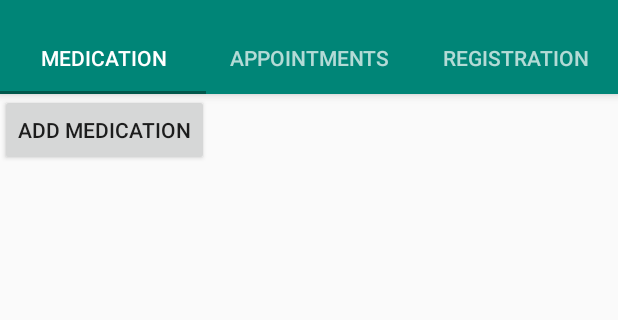
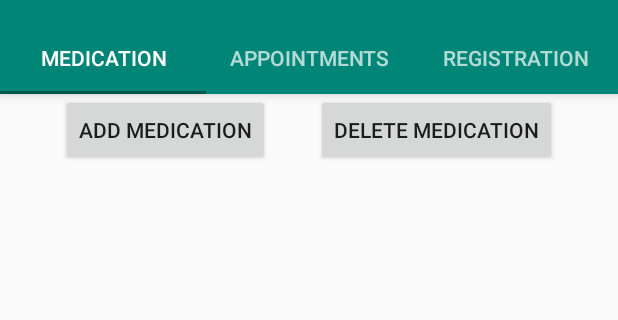
Before and after one commit to MariaJMRibeiro/MedSide, an Android app: the frag1 screen opened directly, with no data from a screen before it, on a phone screen of 412 x 824 dp, the part 74-394 px from its top. Run offline under Robolectric (Android 15) with nearby library versions, the phone set to English and light mode, and no system bars; 4 statements that could not run were skipped.

Commit message:
show all medications and delete medication

```diff
--- a/app/src/main/AndroidManifest.xml
+++ b/app/src/main/AndroidManifest.xml
@@ -9,7 +9,8 @@
         android:roundIcon="@mipmap/ic_launcher_round"
         android:supportsRtl="true"
         android:theme="@style/AppTheme">
-        <activity android:name=".Add_Medication"></activity>
+        <activity android:name=".Delete_Medication"></activity>
+        <activity android:name=".Add_Medication" />
         <activity
             android:name=".InitialPage"
             android:label="@string/title_activity_initial_page"
--- /dev/null
+++ b/app/src/main/java/up201506196/com/firsttp/MedListAdapter.java
@@ -0,0 +1,79 @@
+package up201506196.com.firsttp;
+
+import java.util.ArrayList;
+import android.content.Context;
+import android.view.LayoutInflater;
+import android.view.View;
+import android.view.ViewGroup;
+import android.widget.BaseAdapter;
+import android.widget.TextView;
+
+public class MedListAdapter extends BaseAdapter {
+
+    Context context;
+    ArrayList<String> name;
+    ArrayList<String> quantity;
+
+
+    public MedListAdapter(
+            Context context2,
+            ArrayList<String> name,
+            ArrayList<String> quantity
+    )
+    {
+
+        this.context = context2;
+        this.name = name;
+        this.quantity = quantity;
+    }
+
+    public int getCount() {
+        // TODO Auto-generated method stub
+        return name.size();
+    }
+
+    public Object getItem(int position) {
+        // TODO Auto-generated method stub
+        return null;
+    }
+
+    public long getItemId(int position) {
+        // TODO Auto-generated method stub
+        return 0;
+    }
+
+    public View getView(int position, View child, ViewGroup parent) {
+
+        Holder holder;
+
+        LayoutInflater layoutInflater;
+
+        if (child == null) {
+            layoutInflater = (LayoutInflater) context.getSystemService(Context.LAYOUT_INFLATER_SERVICE);
+
+            child = layoutInflater.inflate(R.layout.adapter_med, null);
+
+            holder = new Holder();
+
+            holder.name_TextView = (TextView) child.findViewById(R.id.show_name);
+            holder.quantity_TextView = (TextView) child.findViewById(R.id.show_quantity);
+
+            child.setTag(holder);
+
+        } else {
+
+            holder = (Holder) child.getTag();
+        }
+        holder.name_TextView.setText(name.get(position));
+        holder.quantity_TextView.setText(quantity.get(position));
+
+        return child;
+    }
+
+    public class Holder {
+
+        TextView name_TextView;
+        TextView quantity_TextView;
+    }
+
+}
--- a/app/src/main/java/up201506196/com/firsttp/frag1.java
+++ b/app/src/main/java/up201506196/com/firsttp/frag1.java
@@ -8,20 +8,32 @@ import android.view.LayoutInflater;
 import android.view.View;
 import android.view.ViewGroup;
 import android.widget.Button;
+import android.database.sqlite.SQLiteDatabase;
 import android.widget.EditText;
 import android.widget.ListView;
+import android.database.Cursor;
+
+import java.util.ArrayList;
 
 
 public class frag1 extends Fragment {
 
 
+    DatabaseHelper sqLiteHelper;
+    SQLiteDatabase sqLiteDatabase;
+    Cursor cursor;
+    MedListAdapter listAdapter ;
+    ListView med_list;
 
+    ArrayList<String> name;
+    ArrayList<String> quantity;
 
     public frag1() {
         // Required empty public constructor
     }
 
-    Button b1;
+    Button b1,b2;
+    DatabaseHelper db;
 
     @Override
     public View onCreateView(LayoutInflater inflater, ViewGroup container,
@@ -44,6 +56,63 @@ public class frag1 extends Fragment {
 
             }
         });
+        b2 = (Button) view.findViewById(R.id.button_reset);
+        b2.setOnClickListener(new View.OnClickListener() {
+            @Override
+            public void onClick(View v) {
+                String user = getActivity().getIntent().getExtras().getString("key_email");
+                Intent i= new Intent(getActivity(),Delete_Medication.class);
+                i.putExtra("key_email", user);
+                startActivity(i);
+            }
+        });
+        med_list = (ListView) view.findViewById(R.id.list_med);
+
+        name = new ArrayList<String>();
+
+        quantity = new ArrayList<String>();
+
+        sqLiteHelper = new DatabaseHelper(getActivity());
+    }
+
+    @Override
+    public void onResume() {
+
+        ShowSQLiteDBdata() ;
+
+        super.onResume();
+    }
+
+    private void ShowSQLiteDBdata() {
+
+        String user = getActivity().getIntent().getExtras().getString("key_email");
+        sqLiteDatabase = sqLiteHelper.getWritableDatabase();
+
+        cursor = sqLiteDatabase.rawQuery("SELECT * FROM "+sqLiteHelper.TABLE_MEDICATION + " WHERE " + sqLiteHelper.COLUMN_MUSER + " =? " , new String[]{user});
+
+        name.clear();
+        quantity.clear();
+
+        if (cursor.moveToFirst()) {
+            do {
+
+                name.add(cursor.getString(cursor.getColumnIndex(sqLiteHelper.COLUMN_MNAME)));
+
+                quantity.add(cursor.getString(cursor.getColumnIndex(sqLiteHelper.COLUMN_MQUANTITY)));
+
+
+
+            } while (cursor.moveToNext());
+        }
+
+        listAdapter = new MedListAdapter(getActivity(),
+                name,
+                quantity
+        );
+
+        med_list.setAdapter(listAdapter);
+
+        cursor.close();
     }
 
 
--- a/app/src/main/res/layout/activity_add__medication.xml
+++ b/app/src/main/res/layout/activity_add__medication.xml
@@ -1,6 +1,5 @@
 <?xml version="1.0" encoding="utf-8"?>
 <RelativeLayout xmlns:android="http://schemas.android.com/apk/res/android"
-    xmlns:app="http://schemas.android.com/apk/res-auto"
     xmlns:tools="http://schemas.android.com/tools"
     android:layout_width="wrap_content"
     android:layout_height="wrap_content"
--- a/app/src/main/res/layout/fragment_frag1.xml
+++ b/app/src/main/res/layout/fragment_frag1.xml
@@ -1,12 +1,37 @@
 <?xml version="1.0" encoding="utf-8"?>
-<FrameLayout xmlns:android="http://schemas.android.com/apk/res/android"
+<RelativeLayout xmlns:android="http://schemas.android.com/apk/res/android"
     android:layout_width="match_parent"
     android:layout_height="match_parent" >
+
+<LinearLayout
+    android:layout_width="wrap_content"
+    android:layout_height="wrap_content"
+    android:id="@+id/buttons"
+    android:layout_centerHorizontal="true">
 
     <Button
         android:id="@+id/button_add"
         android:layout_width="wrap_content"
         android:layout_height="wrap_content"
+        android:layout_marginHorizontal="15dp"
         android:text="@string/medication_add" />
 
-</FrameLayout>
+    <Button
+        android:id="@+id/button_reset"
+        android:layout_width="wrap_content"
+        android:layout_height="wrap_content"
+        android:layout_marginHorizontal="15dp"
+        android:text="@string/medication_reset"
+        />
+
+</LinearLayout>
+
+
+    <ListView
+        android:id="@+id/list_med"
+        android:layout_width="match_parent"
+        android:layout_height="match_parent"
+        android:layout_below="@+id/buttons">
+    </ListView>
+
+</RelativeLayout>
```
Also changed, not shown: app/src/main/java/up201506196/com/firsttp/DatabaseHelper.java (+8 -22 lines), app/src/main/java/up201506196/com/firsttp/Delete_Medication.java (added, +44 -0 lines), app/src/main/res/layout/activity_delete__medication.xml (added, +39 -0 lines), app/src/main/res/layout/adapter_med.xml (added, +23 -0 lines).
